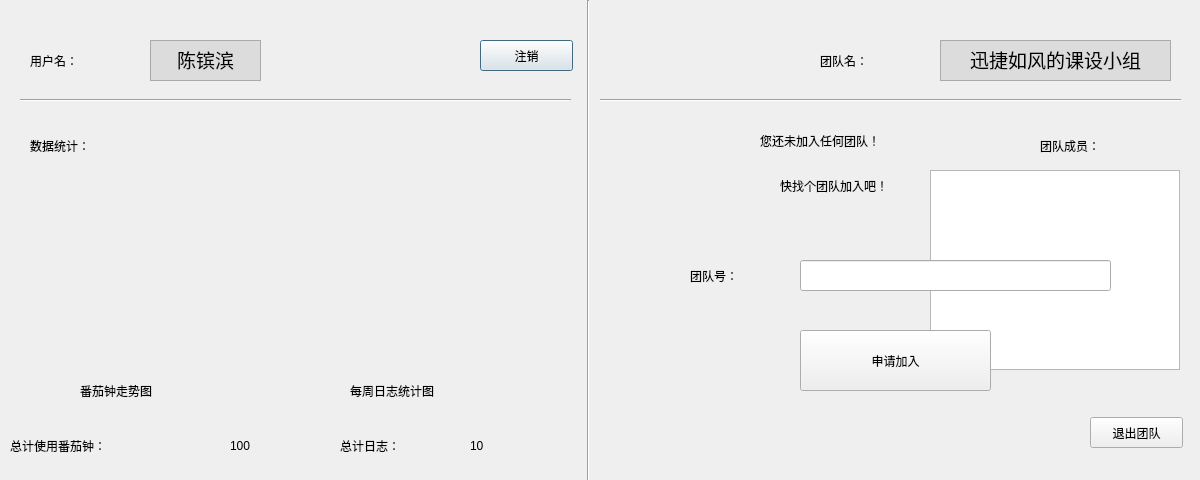
Qt form OutTime/personaldetails.ui (agilelike/OurTime) before a commit.
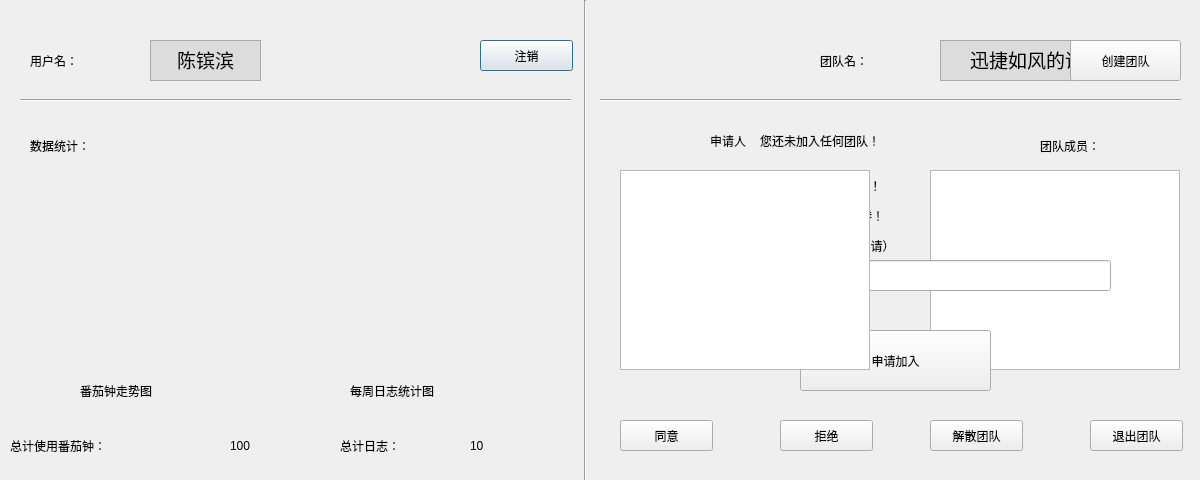
The same form after that commit. Icons and pictures are not drawn.

```diff
--- a/OutTime/personaldetails.ui
+++ b/OutTime/personaldetails.ui
@@ -89,10 +89,10 @@
   <widget class="Line" name="line">
    <property name="geometry">
     <rect>
-     <x>580</x>
+     <x>575</x>
      <y>0</y>
-     <width>16</width>
-     <height>481</height>
+     <width>20</width>
+     <height>480</height>
     </rect>
    </property>
    <property name="orientation">
@@ -190,7 +190,7 @@
    <property name="geometry">
     <rect>
      <x>1090</x>
-     <y>417</y>
+     <y>420</y>
      <width>93</width>
      <height>31</height>
     </rect>
@@ -394,17 +394,142 @@
   <widget class="QLabel" name="label_15">
    <property name="geometry">
     <rect>
+     <x>770</x>
+     <y>170</y>
+     <width>221</width>
+     <height>31</height>
+    </rect>
+   </property>
+   <property name="styleSheet">
+    <string notr="true">font: 18pt &quot;宋体&quot;;</string>
+   </property>
+   <property name="text">
+    <string>快加入/创建团队吧！</string>
+   </property>
+  </widget>
+  <widget class="QPushButton" name="pushButton_4">
+   <property name="geometry">
+    <rect>
+     <x>1070</x>
+     <y>40</y>
+     <width>111</width>
+     <height>41</height>
+    </rect>
+   </property>
+   <property name="styleSheet">
+    <string notr="true">font: 75 18pt &quot;微软雅黑&quot;;</string>
+   </property>
+   <property name="text">
+    <string>创建团队</string>
+   </property>
+  </widget>
+  <widget class="QLabel" name="label_16">
+   <property name="geometry">
+    <rect>
+     <x>740</x>
+     <y>200</y>
+     <width>281</width>
+     <height>31</height>
+    </rect>
+   </property>
+   <property name="styleSheet">
+    <string notr="true">font: 18pt &quot;宋体&quot;;</string>
+   </property>
+   <property name="text">
+    <string>申请已发出，请耐心等待！</string>
+   </property>
+  </widget>
+  <widget class="QLabel" name="label_17">
+   <property name="geometry">
+    <rect>
+     <x>720</x>
+     <y>230</y>
+     <width>301</width>
+     <height>31</height>
+    </rect>
+   </property>
+   <property name="styleSheet">
+    <string notr="true">font: 16pt &quot;宋体&quot;;</string>
+   </property>
+   <property name="text">
+    <string>（2天内没有接受，可重新申请）</string>
+   </property>
+  </widget>
+  <widget class="QPushButton" name="pushButton_5">
+   <property name="geometry">
+    <rect>
+     <x>930</x>
+     <y>420</y>
+     <width>93</width>
+     <height>31</height>
+    </rect>
+   </property>
+   <property name="styleSheet">
+    <string notr="true">font: 75 12pt &quot;微软雅黑&quot;;</string>
+   </property>
+   <property name="text">
+    <string>解散团队</string>
+   </property>
+  </widget>
+  <widget class="QLabel" name="label_18">
+   <property name="geometry">
+    <rect>
+     <x>710</x>
+     <y>120</y>
+     <width>71</width>
+     <height>41</height>
+    </rect>
+   </property>
+   <property name="styleSheet">
+    <string notr="true">font: 18pt &quot;宋体&quot;;</string>
+   </property>
+   <property name="text">
+    <string>申请人</string>
+   </property>
+  </widget>
+  <widget class="QTableWidget" name="tableWidget_2">
+   <property name="geometry">
+    <rect>
+     <x>620</x>
+     <y>170</y>
+     <width>250</width>
+     <height>200</height>
+    </rect>
+   </property>
+   <property name="styleSheet">
+    <string notr="true">font: 14pt &quot;楷体&quot;;</string>
+   </property>
+  </widget>
+  <widget class="QPushButton" name="pushButton_6">
+   <property name="geometry">
+    <rect>
+     <x>620</x>
+     <y>420</y>
+     <width>93</width>
+     <height>31</height>
+    </rect>
+   </property>
+   <property name="styleSheet">
+    <string notr="true">font: 75 12pt &quot;微软雅黑&quot;;</string>
+   </property>
+   <property name="text">
+    <string>同意</string>
+   </property>
+  </widget>
+  <widget class="QPushButton" name="pushButton_7">
+   <property name="geometry">
+    <rect>
      <x>780</x>
-     <y>170</y>
-     <width>261</width>
+     <y>420</y>
+     <width>93</width>
      <height>31</height>
     </rect>
    </property>
    <property name="styleSheet">
-    <string notr="true">font: 18pt &quot;宋体&quot;;</string>
+    <string notr="true">font: 75 12pt &quot;微软雅黑&quot;;</string>
    </property>
    <property name="text">
-    <string>快找个团队加入吧！</string>
+    <string>拒绝</string>
    </property>
   </widget>
  </widget>
```
